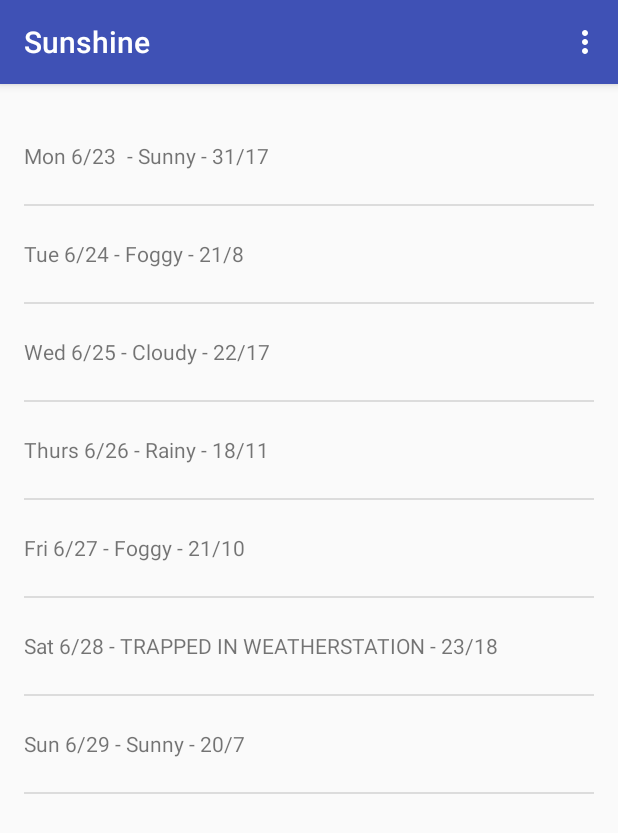
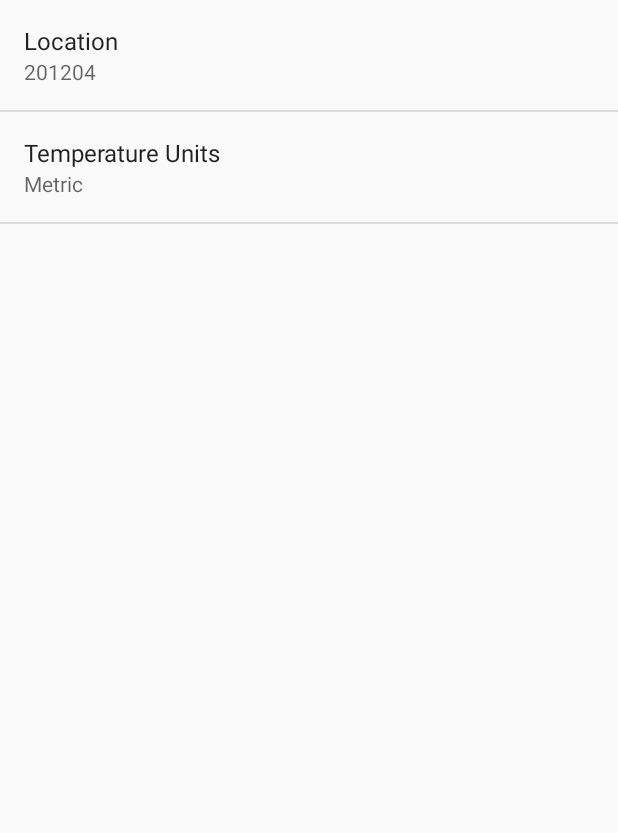
Before and after one commit to ashishhrt/Sunshine, an Android app: the screen it shows after launch (MainActivity before the commit, SettingsActivity after it), in the options menu, after a tap on "Settings", on a phone screen of 412 x 824 dp. Shown: the top 833 px of the screen. Run offline under Robolectric (Android 15) with nearby library versions, the phone set to English and light mode, and no system bars.

Commit message:
setting activity added

```diff
--- a/app/src/main/java/com/example/android/sunshine/app/ForecastFragment.java
+++ b/app/src/main/java/com/example/android/sunshine/app/ForecastFragment.java
@@ -1,9 +1,12 @@
 
 package com.example.android.sunshine.app;
 
+import android.content.Intent;
+import android.content.SharedPreferences;
 import android.net.Uri;
 import android.os.AsyncTask;
 import android.os.Bundle;
+import android.preference.PreferenceManager;
 import android.support.v4.app.Fragment;
 import android.text.format.Time;
 import android.util.Log;
@@ -13,6 +16,7 @@ import android.view.MenuInflater;
 import android.view.MenuItem;
 import android.view.View;
 import android.view.ViewGroup;
+import android.widget.AdapterView;
 import android.widget.ArrayAdapter;
 import android.widget.ListView;
 
@@ -28,8 +32,6 @@ import java.net.HttpURLConnection;
 import java.net.URL;
 import java.text.SimpleDateFormat;
 import java.util.ArrayList;
-import java.util.Arrays;
-import java.util.List;
 
 /**
  * Encapsulates fetching the forecast and displaying it as a {@link ListView} layout.
@@ -37,6 +39,9 @@ import java.util.List;
 public class ForecastFragment extends Fragment {
 
     private ArrayAdapter<String> mForecastAdapter;
+
+    public static final String EXTRA_FORECAST = "com.example.android.sunshine.app.ForecastFragment.FORECAST";
+    public SharedPreferences sharedPreferences = null;
 
     public ForecastFragment() {
     }
@@ -46,6 +51,7 @@ public class ForecastFragment extends Fragment {
         super.onCreate(savedInstanceState);
         // Add this line in order for this fragment to handle menu events.
         setHasOptionsMenu(true);
+        sharedPreferences = PreferenceManager.getDefaultSharedPreferences(getActivity());
     }
 
     @Override
@@ -53,6 +59,7 @@ public class ForecastFragment extends Fragment {
                              Bundle savedInstanceState) {
 
         // Create some dummy data for the ListView.  Here's a sample weekly forecast
+        /*
         String[] data = {
                 "Mon 6/23 - Sunny - 31/17",
                 "Tue 6/24 - Foggy - 21/8",
@@ -62,9 +69,8 @@ public class ForecastFragment extends Fragment {
                 "Sat 6/28 - TRAPPED IN WEATHERSTATION - 23/18",
                 "Sun 6/29 - Sunny - 20/7"
         };
-        List<String> weekForecast = new ArrayList<String>(Arrays.asList(data));
+        */
 
-        // Now that we have some dummy forecast data, create an ArrayAdapter.
         // The ArrayAdapter will take data from a source (like our dummy forecast) and
         // use it to populate the ListView it's attached to.
         mForecastAdapter =
@@ -72,10 +78,11 @@ public class ForecastFragment extends Fragment {
                         getActivity(), // The current context (this activity)
                         R.layout.list_item_forecast, // The name of the layout ID.
                         R.id.list_item_forecast_textview, // The ID of the textview to populate.
-                        weekForecast);
+                        new ArrayList<String>());
 
         //new FetchWeatherTask().execute();
-        new FetchWeatherTask().execute("201204");
+        //new FetchWeatherTask().execute(sharedPreferences.getString(PREF_LOCATION_KEY, ""));
+        //updateWeather();
 
         View rootView = inflater.inflate(R.layout.fragment_main, container, false);
 
@@ -83,7 +90,29 @@ public class ForecastFragment extends Fragment {
         ListView listView = (ListView) rootView.findViewById(R.id.listview_forecast);
         listView.setAdapter(mForecastAdapter);
 
+        //set onclick listener for the list items of the list view
+        listView.setOnItemClickListener(new AdapterView.OnItemClickListener() {
+            @Override
+            public void onItemClick(AdapterView<?> parent, View view, int position, long id) {
+                /*Display a toast message containing the forecast string of clicked item*/
+                /*
+                Context context = getContext();
+                String message = mForecastAdapter.getItem(position);
+                int duration = Toast.LENGTH_SHORT;
 
+                Toast toast = Toast.makeText(context, message, duration);
+                toast.show();
+                */
+
+                /*Display the details of weather in the new activity i.e DetailActivity*/
+
+                String forecast = mForecastAdapter.getItem(position); //forecast data
+                Intent intent = new Intent(getContext(), DetailActivity.class);
+                intent.putExtra(ForecastFragment.EXTRA_FORECAST, forecast);
+                startActivity(intent);
+
+            }
+        });
 
         return rootView;
     }
@@ -98,6 +127,12 @@ public class ForecastFragment extends Fragment {
     }
 
     @Override
+    public void onStart() {
+        super.onStart();
+        updateWeather();
+    }
+
+    @Override
     public boolean onOptionsItemSelected(MenuItem item) {
 
         // Handle action bar item clicks here. The action bar will
@@ -109,12 +144,19 @@ public class ForecastFragment extends Fragment {
         if( id == R.id.action_refresh ){
 
             //new FetchWeatherTask().execute();
-            new FetchWeatherTask().execute("201204");
+            //new FetchWeatherTask().execute(sharedPreferences.getString(PREF_LOCATION_KEY, ""));
+            updateWeather();
 
             return true;
         }
 
         return super.onOptionsItemSelected(item);
+    }
+
+    public void updateWeather(){
+        String PREF_LOCATION_KEY = getString(R.string.key_location);
+        new FetchWeatherTask().execute(sharedPreferences.getString(PREF_LOCATION_KEY, getString(R.string.default_location_value)));
+
     }
 
     public class FetchWeatherTask extends AsyncTask<String, Void, String[]> {
@@ -138,6 +180,16 @@ public class ForecastFragment extends Fragment {
             // For presentation, assume the user doesn't care about tenths of a degree.
             long roundedHigh = Math.round(high);
             long roundedLow = Math.round(low);
+
+            /**Check user temperature unit preference
+             * and perform the conversion as needed
+             */
+            if(sharedPreferences.getString(getString(R.string.key_unit), getString(R.string.default_unit_value)).equals("fahrenheit")){
+
+                roundedHigh = (roundedHigh * 9/5) + 32;
+                roundedLow = (roundedLow * 9/5) + 32;
+
+            }
 
             String highLowStr = roundedHigh + "/" + roundedLow;
             return highLowStr;
--- a/app/src/main/java/com/example/android/sunshine/app/MainActivity.java
+++ b/app/src/main/java/com/example/android/sunshine/app/MainActivity.java
@@ -1,5 +1,6 @@
 package com.example.android.sunshine.app;
 
+import android.content.Intent;
 import android.os.Bundle;
 import android.support.v7.app.AppCompatActivity;
 import android.support.v7.widget.Toolbar;
@@ -34,6 +35,10 @@ public class MainActivity extends AppCompatActivity {
 
         //noinspection SimplifiableIfStatement
         if (id == R.id.action_settings) {
+            //open settings activity
+            Intent intent = new Intent(this, SettingsActivity.class);
+            startActivity(intent);
+
             return true;
         }
 
--- /dev/null
+++ b/app/src/main/java/com/example/android/sunshine/app/SettingsActivity.java
@@ -0,0 +1,61 @@
+package com.example.android.sunshine.app;
+
+import android.os.Bundle;
+import android.preference.ListPreference;
+import android.preference.Preference;
+import android.preference.PreferenceActivity;
+import android.preference.PreferenceManager;
+
+
+public class SettingsActivity extends PreferenceActivity
+        implements Preference.OnPreferenceChangeListener {
+
+    @Override
+    public void onCreate(Bundle savedInstanceState) {
+        super.onCreate(savedInstanceState);
+        // Add 'general' preferences, defined in the XML file
+        addPreferencesFromResource(R.xml.pref_general);
+
+        // For all preferences, attach an OnPreferenceChangeListener so the UI summary can be
+        // updated when the preference changes.
+        bindPreferenceSummaryToValue(findPreference(getString(R.string.key_location)));
+        bindPreferenceSummaryToValue(findPreference(getString(R.string.key_unit)));
+    }
+
+    /**
+     * Attaches a listener so the summary is always updated with the preference value.
+     * Also fires the listener once, to initialize the summary (so it shows up before the value
+     * is changed.)
+     */
+    private void bindPreferenceSummaryToValue(Preference preference) {
+        // Set the listener to watch for value changes.
+        preference.setOnPreferenceChangeListener(this);
+
+        // Trigger the listener immediately with the preference's
+        // current value.
+        onPreferenceChange(preference,
+                PreferenceManager
+                        .getDefaultSharedPreferences(preference.getContext())
+                        .getString(preference.getKey(), ""));
+    }
+
+    @Override
+    public boolean onPreferenceChange(Preference preference, Object value) {
+        String stringValue = value.toString();
+
+        if (preference instanceof ListPreference) {
+            // For list preferences, look up the correct display value in
+            // the preference's 'entries' list (since they have separate labels/values).
+            ListPreference listPreference = (ListPreference) preference;
+            int prefIndex = listPreference.findIndexOfValue(stringValue);
+            if (prefIndex >= 0) {
+                preference.setSummary(listPreference.getEntries()[prefIndex]);
+            }
+        } else {
+            // For other preferences, set the summary to the value's simple string representation.
+            preference.setSummary(stringValue);
+        }
+        return true;
+    }
+
+}
--- a/app/src/main/res/values/strings.xml
+++ b/app/src/main/res/values/strings.xml
@@ -2,4 +2,27 @@
     <string name="app_name">Sunshine</string>
     <string name="action_settings">Settings</string>
     <string name="action_refresh">Refresh</string>
+    <string name="title_activity_detail">Details</string>
+    <string name="title_activity_settings">Settings</string>
+
+    <!-- Preference xml strings for location-->
+    <string name="title_location">Location</string>
+    <string name="key_location" translatable="false">location</string>
+    <string name="default_location_value" translatable="false">201204</string>
+
+    <!-- Preference xml strings for temperature units-->
+    <string name="title_unit">Temperature Units</string>
+    <string name="key_unit" translatable="false">temp_unit</string>
+    <string name="dialog_title">Select Unit</string>
+    <array name="unit_entries">
+        <item>Metric</item>
+        <item>Fahrenheit</item>
+    </array>
+    <array name="unit_values">
+        <item>metric</item>
+        <item>fahrenheit</item>
+    </array>
+    <string name="default_unit_value">metric</string>
+
+    <string name="hello_world">Hello World</string>
 </resources>
--- /dev/null
+++ b/app/src/main/res/xml/pref_general.xml
@@ -0,0 +1,20 @@
+<?xml version="1.0" encoding="utf-8"?>
+<PreferenceScreen xmlns:android="http://schemas.android.com/apk/res/android"
+    android:layout_width="match_parent"
+    android:layout_height="match_parent">
+
+    <EditTextPreference
+        android:title="@string/title_location"
+        android:key="@string/key_location"
+        android:defaultValue="@string/default_location_value"
+        android:inputType="number"
+        android:singleLine="true"/>
+    <ListPreference
+        android:title="@string/title_unit"
+        android:key="@string/key_unit"
+        android:dialogTitle="@string/dialog_title"
+        android:entries="@array/unit_entries"
+        android:entryValues="@array/unit_values"
+        android:defaultValue="@string/default_unit_value" />
+
+</PreferenceScreen>
--- a/build.gradle
+++ b/build.gradle
@@ -5,7 +5,7 @@ buildscript {
         jcenter()
     }
     dependencies {
-        classpath 'com.android.tools.build:gradle:2.1.0'
+        classpath 'com.android.tools.build:gradle:2.1.2'
 
         // NOTE: Do not place your application dependencies here; they belong
         // in the individual module build.gradle files
```
Also changed, not shown: app/src/main/AndroidManifest.xml (+19 -2 lines), app/src/main/java/com/example/android/sunshine/app/DetailActivity.java (added, +97 -0 lines), app/src/main/res/layout/activity_detail.xml (added, +27 -0 lines), app/src/main/res/layout/content_detail.xml (added, +9 -0 lines), app/src/main/res/layout/fragment_detail.xml (added, +16 -0 lines), app/src/main/res/menu/detail.xml (added, +10 -0 lines).
